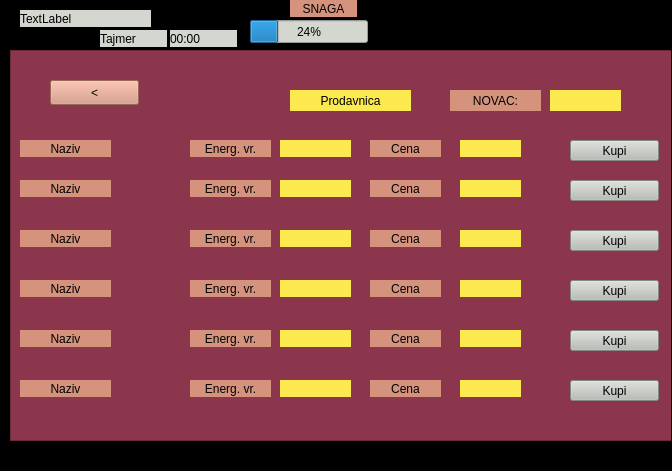
Qt form Ljubimac/mainwindow.ui (MATF-RS19/RS030-ljubimac) before a commit.
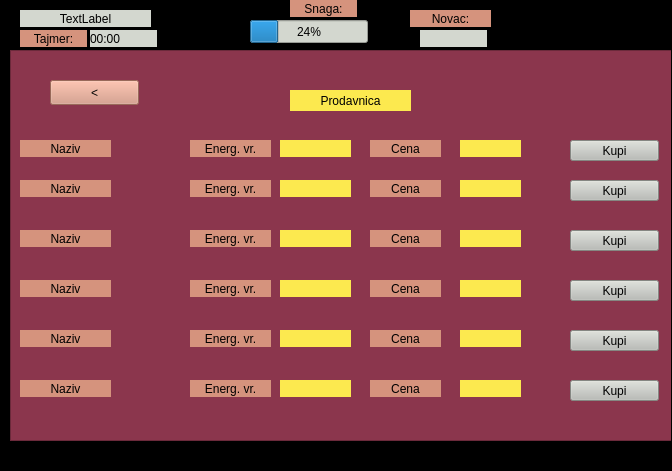
The same form after that commit. Icons and pictures are not drawn.

Commit message: dodat novac

```diff
--- a/Ljubimac/mainwindow.ui
+++ b/Ljubimac/mainwindow.ui
@@ -1244,49 +1244,6 @@
        <string>Kupi</string>
       </property>
      </widget>
-     <widget class="QLabel" name="fj1_naziv_3">
-      <property name="geometry">
-       <rect>
-        <x>450</x>
-        <y>40</y>
-        <width>91</width>
-        <height>21</height>
-       </rect>
-      </property>
-      <property name="styleSheet">
-       <string notr="true">background-color: rgb(213, 147, 125);
-font: 75 italic 13pt &quot;Ubuntu Mono&quot;;</string>
-      </property>
-      <property name="text">
-       <string>NOVAC:</string>
-      </property>
-      <property name="alignment">
-       <set>Qt::AlignCenter</set>
-      </property>
-      <property name="wordWrap">
-       <bool>true</bool>
-      </property>
-     </widget>
-     <widget class="QLabel" name="vr_e_7">
-      <property name="geometry">
-       <rect>
-        <x>550</x>
-        <y>40</y>
-        <width>71</width>
-        <height>21</height>
-       </rect>
-      </property>
-      <property name="styleSheet">
-       <string notr="true">background-color: rgb(252, 233, 79);
-font: 75 italic 12pt &quot;Ubuntu Mono&quot;;</string>
-      </property>
-      <property name="text">
-       <string/>
-      </property>
-      <property name="alignment">
-       <set>Qt::AlignCenter</set>
-      </property>
-     </widget>
      <zorder>graphicsView_prodavn</zorder>
      <zorder>cena_1</zorder>
      <zorder>fj1_naziv_2</zorder>
@@ -2421,7 +2378,7 @@
 font: 75 italic 14pt &quot;Ubuntu Mono&quot;;</string>
     </property>
     <property name="text">
-     <string>SNAGA</string>
+     <string>Snaga:</string>
     </property>
     <property name="alignment">
      <set>Qt::AlignCenter</set>
@@ -2430,7 +2387,7 @@
    <widget class="QLabel" name="tajmer">
     <property name="geometry">
      <rect>
-      <x>170</x>
+      <x>90</x>
       <y>30</y>
       <width>67</width>
       <height>17</height>
@@ -2447,18 +2404,21 @@
    <widget class="QLabel" name="label_3">
     <property name="geometry">
      <rect>
-      <x>100</x>
+      <x>20</x>
       <y>30</y>
       <width>67</width>
       <height>17</height>
      </rect>
     </property>
     <property name="styleSheet">
-     <string notr="true">background-color: rgb(211, 215, 207);
-font: 75 italic 12pt &quot;Ubuntu Mono&quot;;</string>
+     <string notr="true">background-color: rgb(213, 147, 125);
+font: 75 italic 13pt &quot;Ubuntu Mono&quot;;</string>
     </property>
     <property name="text">
-     <string>Tajmer</string>
+     <string>Tajmer:</string>
+    </property>
+    <property name="alignment">
+     <set>Qt::AlignCenter</set>
     </property>
    </widget>
    <widget class="QLabel" name="ime">
@@ -2476,6 +2436,52 @@
     </property>
     <property name="text">
      <string>TextLabel</string>
+    </property>
+    <property name="alignment">
+     <set>Qt::AlignCenter</set>
+    </property>
+   </widget>
+   <widget class="QLabel" name="l_kol_novca">
+    <property name="geometry">
+     <rect>
+      <x>420</x>
+      <y>30</y>
+      <width>67</width>
+      <height>17</height>
+     </rect>
+    </property>
+    <property name="styleSheet">
+     <string notr="true">background-color: rgb(211, 215, 207);
+font: 75 italic 12pt &quot;Ubuntu Mono&quot;;</string>
+    </property>
+    <property name="text">
+     <string/>
+    </property>
+    <property name="alignment">
+     <set>Qt::AlignCenter</set>
+    </property>
+   </widget>
+   <widget class="QLabel" name="fj1_naziv_3">
+    <property name="geometry">
+     <rect>
+      <x>410</x>
+      <y>10</y>
+      <width>81</width>
+      <height>17</height>
+     </rect>
+    </property>
+    <property name="styleSheet">
+     <string notr="true">background-color: rgb(213, 147, 125);
+font: 75 italic 14pt &quot;Ubuntu Mono&quot;;</string>
+    </property>
+    <property name="text">
+     <string>Novac:</string>
+    </property>
+    <property name="alignment">
+     <set>Qt::AlignCenter</set>
+    </property>
+    <property name="wordWrap">
+     <bool>true</bool>
     </property>
    </widget>
   </widget>
```
Left out of the diff: 2 changed lines with no effect on the pictures. The commit also changes 6 other files.
